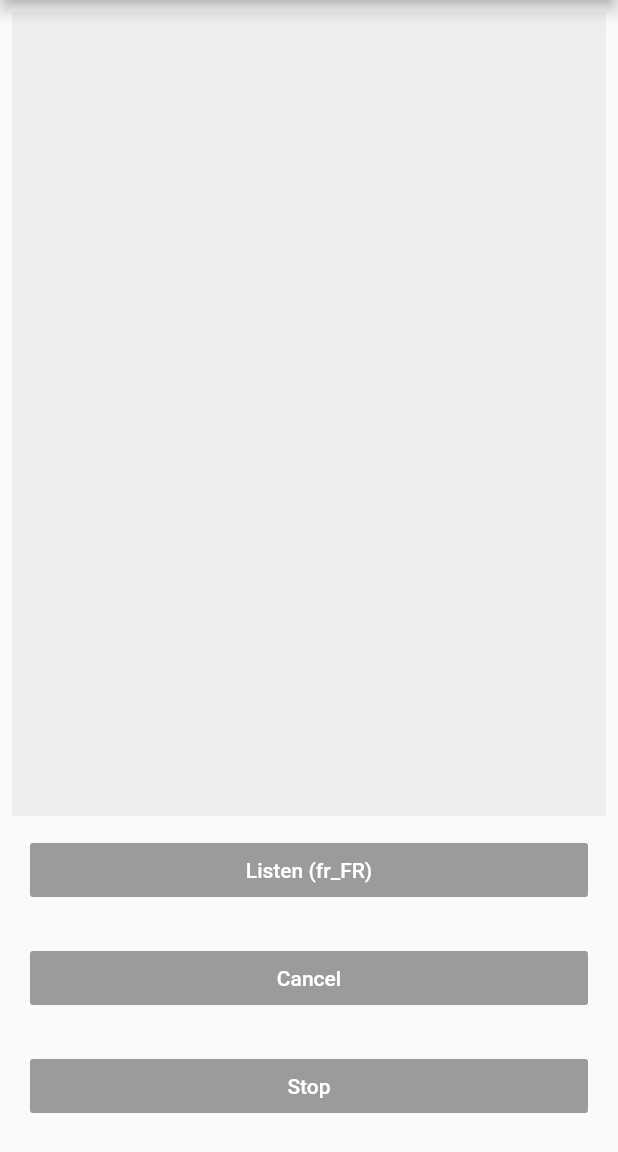
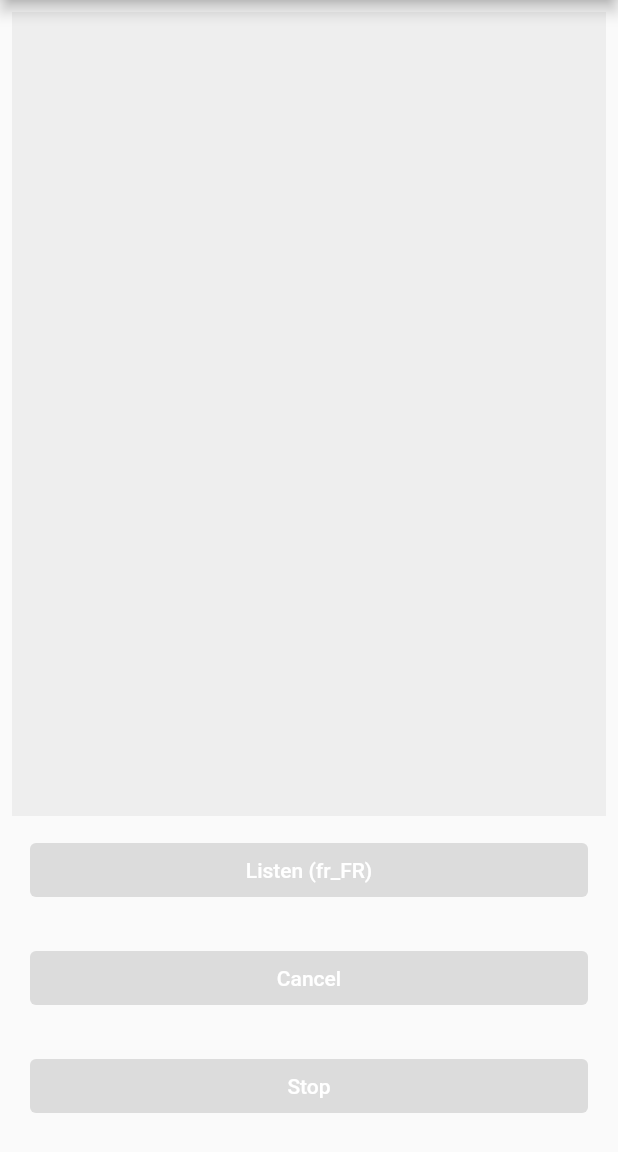
Before and after one commit to jaumard/flutter_speech_recognition, a Flutter app: the screen it shows after launch, on a phone screen of 412 x 824 dp, the part 84-1236 px from its top. Run offline on Flutter 3.47's test engine with Material 2 defaults, Android fonts, the phone set to English and light mode, and no system bars.

Commit message:
migrate to null safety and android plugin v2

```diff
--- a/example/lib/main.dart
+++ b/example/lib/main.dart
@@ -4,7 +4,7 @@ import 'package:flutter_speech/flutter_speech.dart';
 
 void main() {
   debugDefaultTargetPlatformOverride = TargetPlatform.fuchsia;
-  runApp(new MyApp());
+  runApp(MyApp());
 }
 
 const languages = const [
@@ -24,11 +24,11 @@ class Language {
 
 class MyApp extends StatefulWidget {
   @override
-  _MyAppState createState() => new _MyAppState();
+  _MyAppState createState() => _MyAppState();
 }
 
 class _MyAppState extends State<MyApp> {
-  SpeechRecognition _speech;
+  late SpeechRecognition _speech;
 
   bool _speechRecognitionAvailable = false;
   bool _isListening = false;
@@ -47,7 +47,7 @@ class _MyAppState extends State<MyApp> {
   // Platform messages are asynchronous, so we initialize in an async method.
   void activateSpeechRecognizer() {
     print('_MyAppState.activateSpeechRecognizer... ');
-    _speech = new SpeechRecognition();
+    _speech = SpeechRecognition();
     _speech.setAvailabilityHandler(onSpeechAvailability);
     _speech.setRecognitionStartedHandler(onRecognitionStarted);
     _speech.setRecognitionResultHandler(onRecognitionResult);
@@ -60,29 +60,29 @@ class _MyAppState extends State<MyApp> {
 
   @override
   Widget build(BuildContext context) {
-    return new MaterialApp(
-      home: new Scaffold(
-        appBar: new AppBar(
-          title: new Text('SpeechRecognition'),
+    return MaterialApp(
+      home: Scaffold(
+        appBar: AppBar(
+          title: Text('SpeechRecognition'),
           actions: [
-            new PopupMenuButton<Language>(
+            PopupMenuButton<Language>(
               onSelected: _selectLangHandler,
               itemBuilder: (BuildContext context) => _buildLanguagesWidgets,
             )
           ],
         ),
-        body: new Padding(
-            padding: new EdgeInsets.all(8.0),
-            child: new Center(
-              child: new Column(
+        body: Padding(
+            padding: EdgeInsets.all(8.0),
+            child: Center(
+              child: Column(
                 mainAxisSize: MainAxisSize.min,
                 crossAxisAlignment: CrossAxisAlignment.stretch,
                 children: [
-                  new Expanded(
-                      child: new Container(
+                  Expanded(
+                      child: Container(
                           padding: const EdgeInsets.all(8.0),
                           color: Colors.grey.shade200,
-                          child: new Text(transcription))),
+                          child: Text(transcription))),
                   _buildButton(
                     onPressed: _speechRecognitionAvailable && !_isListening
                         ? () => start()
@@ -107,10 +107,10 @@ class _MyAppState extends State<MyApp> {
   }
 
   List<CheckedPopupMenuItem<Language>> get _buildLanguagesWidgets => languages
-      .map((l) => new CheckedPopupMenuItem<Language>(
+      .map((l) => CheckedPopupMenuItem<Language>(
             value: l,
             checked: selectedLang == l,
-            child: new Text(l.name),
+            child: Text(l.name),
           ))
       .toList();
 
@@ -118,12 +118,11 @@ class _MyAppState extends State<MyApp> {
     setState(() => selectedLang = lang);
   }
 
-  Widget _buildButton({String label, VoidCallback onPressed}) => new Padding(
-      padding: new EdgeInsets.all(12.0),
-      child: new RaisedButton(
-        color: Colors.cyan.shade600,
+  Widget _buildButton({required String label, VoidCallback? onPressed}) => Padding(
+      padding: EdgeInsets.all(12.0),
+      child: ElevatedButton(
         onPressed: onPressed,
-        child: new Text(
+        child: Text(
           label,
           style: const TextStyle(color: Colors.white),
         ),
--- a/example/pubspec.yaml
+++ b/example/pubspec.yaml
@@ -1,5 +1,8 @@
 name: speech_recognition_example
 description: Demonstrates how to use the speech_recognition plugin.
+
+environment:
+  sdk: '>=2.12.0 <3.0.0'
 
 dependencies:
   flutter:
--- a/lib/flutter_speech.dart
+++ b/lib/flutter_speech.dart
@@ -19,15 +19,15 @@ class SpeechRecognition {
     _channel.setMethodCallHandler(_platformCallHandler);
   }
 
-  AvailabilityHandler availabilityHandler;
+  late AvailabilityHandler availabilityHandler;
 
-  StringResultHandler recognitionResultHandler;
+  late StringResultHandler recognitionResultHandler;
 
-  VoidCallback recognitionStartedHandler;
+  late VoidCallback recognitionStartedHandler;
 
-  StringResultHandler recognitionCompleteHandler;
+  late StringResultHandler recognitionCompleteHandler;
 
-  VoidCallback errorHandler;
+  late VoidCallback errorHandler;
 
   /// ask for speech  recognizer permission
   Future activate(String locale) =>
--- a/pubspec.yaml
+++ b/pubspec.yaml
@@ -1,11 +1,11 @@
 name: flutter_speech
 description: Flutter plugin to support voice recognition on Android, iOS and Mac OSX
-version: 1.1.0
+version: 2.0.0
 author: jaumard <jimmy.aumard@gmail.com>
 homepage: https://github.com/jaumard/flutter_speech_recognition
 
 environment:
-  sdk: ">=2.1.0 <3.0.0"
+  sdk: '>=2.12.0 <3.0.0'
 
 dependencies:
   flutter:
```
Also changed, not shown: pubspec.lock, 57 other files.
